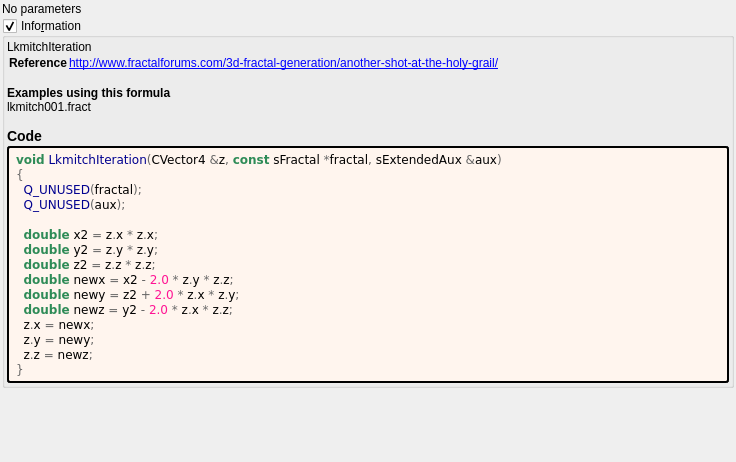
This is mandelbulber2/formula/ui/lkmitch.ui in buddhi1980/mandelbulber2 as Qt 5 draws it before an edit. The edited form follows.
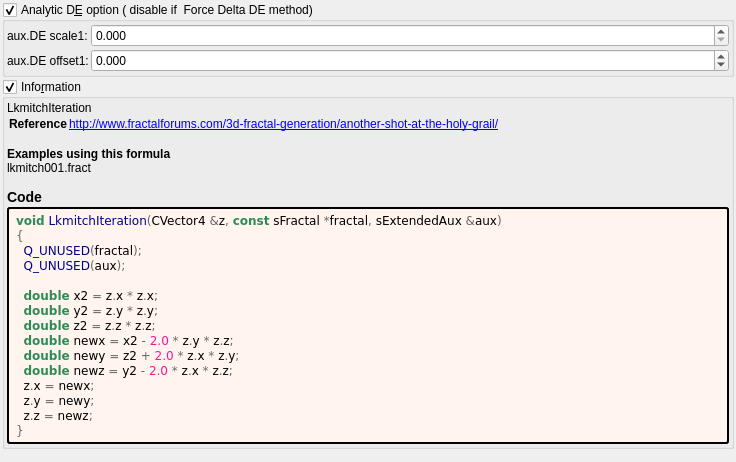
This is the edited form. Custom widgets are drawn as their Qt base class.

What changed in the file:
```diff
--- a/mandelbulber2/formula/ui/lkmitch.ui
+++ b/mandelbulber2/formula/ui/lkmitch.ui
@@ -27,10 +27,110 @@
     <number>2</number>
    </property>
    <item>
-    <widget class="QLabel" name="label_180">
-     <property name="text">
-      <string>No parameters</string>
+    <widget class="MyGroupBox" name="groupCheck_analyticDE_enabled">
+     <property name="toolTip">
+      <string>Occasionally disable in Hybrid Mode. A few hybrid settings may work best with the analytic DE code disabled in this formula.</string>
      </property>
+     <property name="title">
+      <string>Analytic D&amp;E option ( disable if  Force Delta DE method)</string>
+     </property>
+     <property name="checkable">
+      <bool>true</bool>
+     </property>
+     <layout class="QVBoxLayout" name="verticalLayout_52">
+      <property name="spacing">
+       <number>2</number>
+      </property>
+      <property name="leftMargin">
+       <number>2</number>
+      </property>
+      <property name="topMargin">
+       <number>2</number>
+      </property>
+      <property name="rightMargin">
+       <number>2</number>
+      </property>
+      <property name="bottomMargin">
+       <number>2</number>
+      </property>
+      <item>
+       <layout class="QGridLayout" name="gridLayout_27" columnstretch="0,0,1">
+        <property name="spacing">
+         <number>2</number>
+        </property>
+        <item row="2" column="1">
+         <widget class="QLabel" name="label_177">
+          <property name="text">
+           <string>aux.DE offset1:</string>
+          </property>
+         </widget>
+        </item>
+        <item row="1" column="1">
+         <widget class="QLabel" name="label_176">
+          <property name="text">
+           <string>aux.DE scale1:</string>
+          </property>
+         </widget>
+        </item>
+        <item row="2" column="2">
+         <widget class="MyDoubleSpinBox" name="spinbox_analyticDE_offset_1">
+          <property name="sizePolicy">
+           <sizepolicy hsizetype="Minimum" vsizetype="Maximum">
+            <horstretch>0</horstretch>
+            <verstretch>0</verstretch>
+           </sizepolicy>
+          </property>
+          <property name="prefix">
+           <string/>
+          </property>
+          <property name="suffix">
+           <string/>
+          </property>
+          <property name="decimals">
+           <number>3</number>
+          </property>
+          <property name="minimum">
+           <double>-99.000000000000000</double>
+          </property>
+          <property name="maximum">
+           <double>99.000000000000000</double>
+          </property>
+          <property name="singleStep">
+           <double>0.100000000000000</double>
+          </property>
+         </widget>
+        </item>
+        <item row="1" column="2">
+         <widget class="MyDoubleSpinBox" name="spinbox_analyticDE_scale_1">
+          <property name="sizePolicy">
+           <sizepolicy hsizetype="Minimum" vsizetype="Maximum">
+            <horstretch>0</horstretch>
+            <verstretch>0</verstretch>
+           </sizepolicy>
+          </property>
+          <property name="prefix">
+           <string/>
+          </property>
+          <property name="suffix">
+           <string/>
+          </property>
+          <property name="decimals">
+           <number>3</number>
+          </property>
+          <property name="minimum">
+           <double>0.000000000000000</double>
+          </property>
+          <property name="maximum">
+           <double>99.000000000000000</double>
+          </property>
+          <property name="singleStep">
+           <double>0.100000000000000</double>
+          </property>
+         </widget>
+        </item>
+       </layout>
+      </item>
+     </layout>
     </widget>
    </item>
    <item>
@@ -141,6 +241,11 @@
    <header>my_group_box.h</header>
    <container>1</container>
   </customwidget>
+  <customwidget>
+   <class>MyDoubleSpinBox</class>
+   <extends>QDoubleSpinBox</extends>
+   <header>my_double_spin_box.h</header>
+  </customwidget>
  </customwidgets>
  <tabstops>
   <tabstop>groupCheck_info</tabstop>
```
